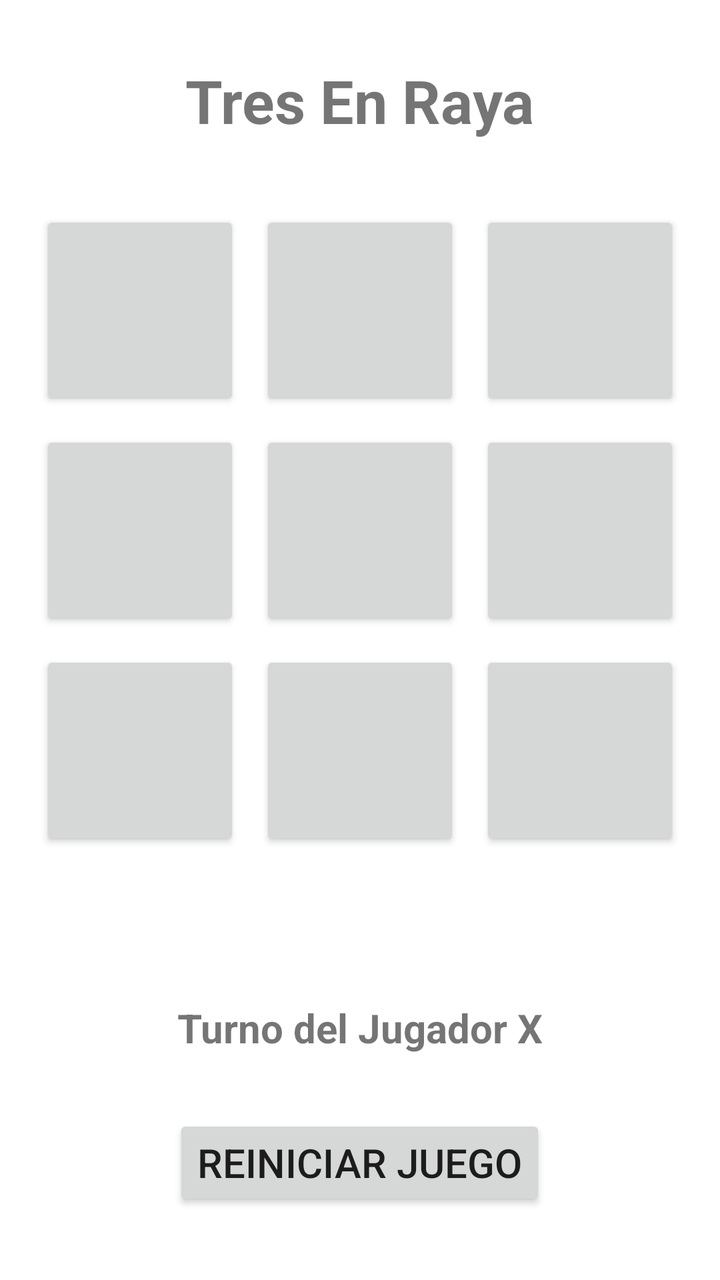
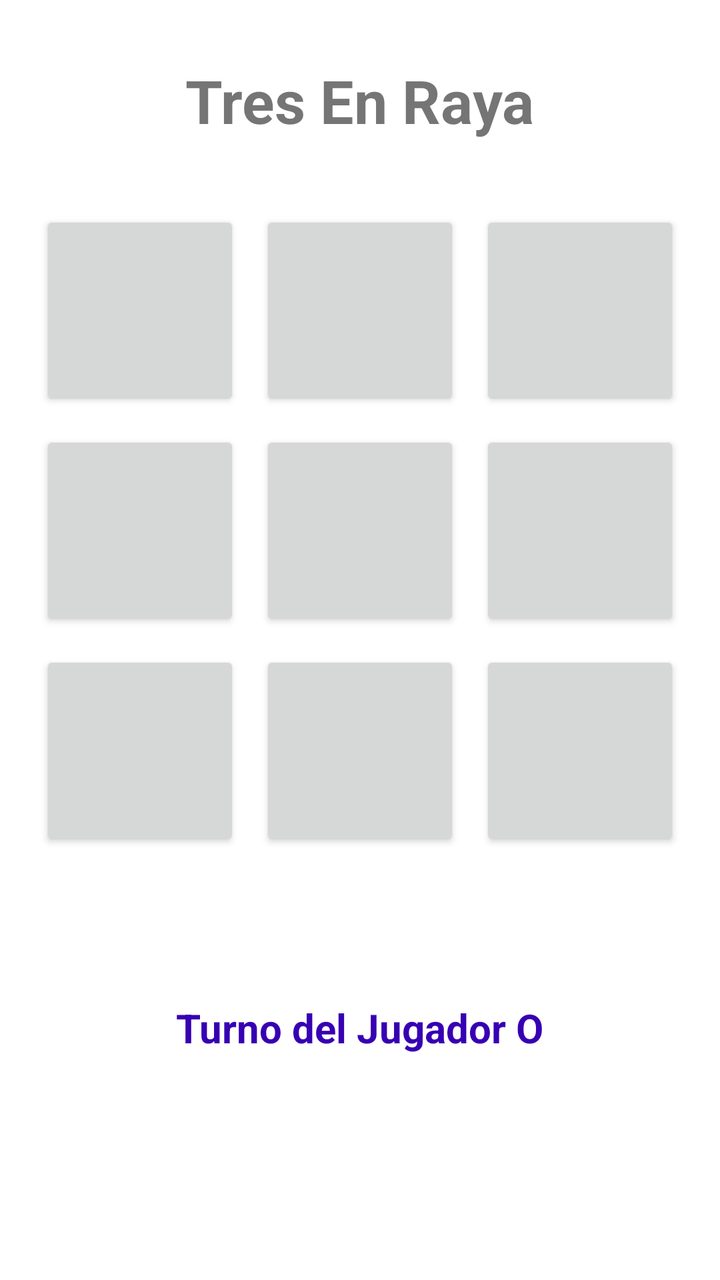

An Android layout rendered at two revisions. The XML below is the earlier revision; the diff shows what the commit changed to produce the second picture.
<!-- AndroidManifest.xml: application theme Theme._2026_TresEnRaya -->
<!-- res/layout/activity_main.xml -->
<?xml version="1.0" encoding="utf-8"?>
<RelativeLayout xmlns:android="http://schemas.android.com/apk/res/android"
    android:layout_width="match_parent"
    android:layout_height="match_parent">
    <TextView
        android:id="@+id/TXVTitle"
        android:layout_width="wrap_content"
        android:layout_height="wrap_content"
        android:text="@string/appTitle"
        android:textSize="@dimen/textSizeTitle"
        android:textStyle="bold"
        android:layout_centerHorizontal="true"
        android:layout_marginTop="@dimen/marginTop"
        />
    <GridLayout
        android:id="@+id/GRLTablero"
        android:layout_width="wrap_content"
        android:layout_height="wrap_content"
        android:layout_below="@id/TXVTitle"
        android:layout_centerHorizontal="true"
        android:layout_marginTop="@dimen/marginTop"
        android:columnCount="3"
        android:rowCount="3"
        android:alignmentMode="alignMargins">
        <Button
            android:id="@+id/BTN00"
            android:layout_width="@dimen/buttonWidth"
            android:layout_height="@dimen/buttonHeight"
            android:layout_margin="@dimen/buttonMargin"/>
        <Button
            android:id="@+id/BTN01"
            android:layout_width="@dimen/buttonWidth"
            android:layout_height="@dimen/buttonHeight"
            android:layout_margin="@dimen/buttonMargin"/>
        <Button
            android:id="@+id/BTN02"
            android:layout_width="@dimen/buttonWidth"
            android:layout_height="@dimen/buttonHeight"
            android:layout_margin="@dimen/buttonMargin"/>
        <Button
            android:id="@+id/BTN10"
            android:layout_width="@dimen/buttonWidth"
            android:layout_height="@dimen/buttonHeight"
            android:layout_margin="@dimen/buttonMargin"/>
        <Button
            android:id="@+id/BTN11"
            android:layout_width="@dimen/buttonWidth"
            android:layout_height="@dimen/buttonHeight"
            android:layout_margin="@dimen/buttonMargin"/>
        <Button
            android:id="@+id/BTN12"
            android:layout_width="@dimen/buttonWidth"
            android:layout_height="@dimen/buttonHeight"
            android:layout_margin="@dimen/buttonMargin"/>
        <Button
            android:id="@+id/BTN20"
            android:layout_width="@dimen/buttonWidth"
            android:layout_height="@dimen/buttonHeight"
            android:layout_margin="@dimen/buttonMargin"/>
        <Button
            android:id="@+id/BTN21"
            android:layout_width="@dimen/buttonWidth"
            android:layout_height="@dimen/buttonHeight"
            android:layout_margin="@dimen/buttonMargin"/>
        <Button
            android:id="@+id/BTN22"
            android:layout_width="@dimen/buttonWidth"
            android:layout_height="@dimen/buttonHeight"
            android:layout_margin="@dimen/buttonMargin"/>
    </GridLayout>
    <TextView
        android:id="@+id/TXVPlayer"
        android:layout_width="wrap_content"
        android:layout_height="wrap_content"
        android:layout_below="@id/GRLTablero"
        android:text="@string/player"
        android:textSize="@dimen/textSizeNormal"
        android:textStyle="bold"
        android:layout_centerHorizontal="true"
        android:layout_marginTop="@dimen/marginTopFirst"
        />
    <Button
        android:id="@+id/BTNRestart"
        android:layout_width="wrap_content"
        android:layout_height="wrap_content"
        android:layout_below="@id/TXVPlayer"
        android:layout_centerHorizontal="true"
        android:text="@string/Restart"
        android:layout_marginTop="@dimen/marginTop"
        android:textSize="@dimen/textSizeNormal"
        />
</RelativeLayout>
<!-- resources referenced by this layout -->
<resources>
  <dimen name="buttonHeight">100dp</dimen>
  <dimen name="buttonMargin">5dp</dimen>
  <dimen name="buttonWidth">100dp</dimen>
  <dimen name="marginTop">30dp</dimen>
  <dimen name="marginTopFirst">70dp</dimen>
  <dimen name="textSizeNormal">20sp</dimen>
  <dimen name="textSizeTitle">30sp</dimen>
  <string name="Restart">Reiniciar Juego</string>
  <string name="appTitle">Tres En Raya</string>
  <string name="player">Turno del Jugador X</string>
  <style name="Theme._2026_TresEnRaya" parent="Theme.MaterialComponents.DayNight.DarkActionBar">
          
          <item name="colorPrimary">@color/purple_500</item>
          <item name="colorPrimaryVariant">@color/purple_700</item>
          <item name="colorOnPrimary">@color/white</item>
          
          <item name="colorSecondary">@color/teal_200</item>
          <item name="colorSecondaryVariant">@color/teal_700</item>
          <item name="colorOnSecondary">@color/black</item>
          
          <item name="android:statusBarColor">?attr/colorPrimaryVariant</item>
          
      </style>
  <color name="purple_500">#FF6200EE</color>
  <color name="purple_700">#FF3700B3</color>
  <color name="white">#FFFFFFFF</color>
  <color name="teal_200">#FF03DAC5</color>
  <color name="teal_700">#FF018786</color>
  <color name="black">#FF000000</color>
</resources>

<!-- the commit's change to res/layout/activity_main.xml (unified diff, before → after) -->
@@ -26,58 +26,68 @@
             android:id="@+id/BTN00"
             android:layout_width="@dimen/buttonWidth"
             android:layout_height="@dimen/buttonHeight"
-            android:layout_margin="@dimen/buttonMargin"/>
+            android:layout_margin="@dimen/buttonMargin"
+            android:textSize="@dimen/buttonTextSize"/>
         <Button
             android:id="@+id/BTN01"
             android:layout_width="@dimen/buttonWidth"
             android:layout_height="@dimen/buttonHeight"
-            android:layout_margin="@dimen/buttonMargin"/>
+            android:layout_margin="@dimen/buttonMargin"
+            android:textSize="@dimen/buttonTextSize"/>
         <Button
             android:id="@+id/BTN02"
             android:layout_width="@dimen/buttonWidth"
             android:layout_height="@dimen/buttonHeight"
-            android:layout_margin="@dimen/buttonMargin"/>
+            android:layout_margin="@dimen/buttonMargin"
+            android:textSize="@dimen/buttonTextSize"/>
         <Button
             android:id="@+id/BTN10"
             android:layout_width="@dimen/buttonWidth"
             android:layout_height="@dimen/buttonHeight"
-            android:layout_margin="@dimen/buttonMargin"/>
+            android:layout_margin="@dimen/buttonMargin"
+            android:textSize="@dimen/buttonTextSize"/>
         <Button
             android:id="@+id/BTN11"
             android:layout_width="@dimen/buttonWidth"
             android:layout_height="@dimen/buttonHeight"
-            android:layout_margin="@dimen/buttonMargin"/>
+            android:layout_margin="@dimen/buttonMargin"
+            android:textSize="@dimen/buttonTextSize"/>
         <Button
             android:id="@+id/BTN12"
             android:layout_width="@dimen/buttonWidth"
             android:layout_height="@dimen/buttonHeight"
-            android:layout_margin="@dimen/buttonMargin"/>
+            android:layout_margin="@dimen/buttonMargin"
+            android:textSize="@dimen/buttonTextSize"/>
         <Button
             android:id="@+id/BTN20"
             android:layout_width="@dimen/buttonWidth"
             android:layout_height="@dimen/buttonHeight"
-            android:layout_margin="@dimen/buttonMargin"/>
+            android:layout_margin="@dimen/buttonMargin"
+            android:textSize="@dimen/buttonTextSize"/>
         <Button
             android:id="@+id/BTN21"
             android:layout_width="@dimen/buttonWidth"
             android:layout_height="@dimen/buttonHeight"
-            android:layout_margin="@dimen/buttonMargin"/>
+            android:layout_margin="@dimen/buttonMargin"
+            android:textSize="@dimen/buttonTextSize"/>
         <Button
             android:id="@+id/BTN22"
             android:layout_width="@dimen/buttonWidth"
             android:layout_height="@dimen/buttonHeight"
-            android:layout_margin="@dimen/buttonMargin"/>
+            android:layout_margin="@dimen/buttonMargin"
+            android:textSize="@dimen/buttonTextSize"/>
     </GridLayout>
     <TextView
         android:id="@+id/TXVPlayer"
         android:layout_width="wrap_content"
         android:layout_height="wrap_content"
         android:layout_below="@id/GRLTablero"
-        android:text="@string/player"
+        android:text="@string/playerO"
         android:textSize="@dimen/textSizeNormal"
         android:textStyle="bold"
         android:layout_centerHorizontal="true"
         android:layout_marginTop="@dimen/marginTopFirst"
+        android:textColor="@color/purple_700"
         />
     <Button
         android:id="@+id/BTNRestart"
@@ -88,5 +98,6 @@
         android:text="@string/Restart"
         android:layout_marginTop="@dimen/marginTop"
         android:textSize="@dimen/textSizeNormal"
+        android:visibility="invisible"
         />
 </RelativeLayout>
<!-- resource entries referenced after the edit -->
@@ -1,7 +1,9 @@
 <!-- resources referenced by this layout -->
 <resources>
+  <color name="purple_700">#FF3700B3</color>
   <dimen name="buttonHeight">100dp</dimen>
   <dimen name="buttonMargin">5dp</dimen>
+  <dimen name="buttonTextSize">60sp</dimen>
   <dimen name="buttonWidth">100dp</dimen>
   <dimen name="marginTop">30dp</dimen>
   <dimen name="marginTopFirst">70dp</dimen>
@@ -9,7 +11,7 @@
   <dimen name="textSizeTitle">30sp</dimen>
   <string name="Restart">Reiniciar Juego</string>
   <string name="appTitle">Tres En Raya</string>
-  <string name="player">Turno del Jugador X</string>
+  <string name="playerO">Turno del Jugador O</string>
   <style name="Theme._2026_TresEnRaya" parent="Theme.MaterialComponents.DayNight.DarkActionBar">
           
           <item name="colorPrimary">@color/purple_500</item>
@@ -24,7 +26,6 @@
           
       </style>
   <color name="purple_500">#FF6200EE</color>
-  <color name="purple_700">#FF3700B3</color>
   <color name="white">#FFFFFFFF</color>
   <color name="teal_200">#FF03DAC5</color>
   <color name="teal_700">#FF018786</color>
